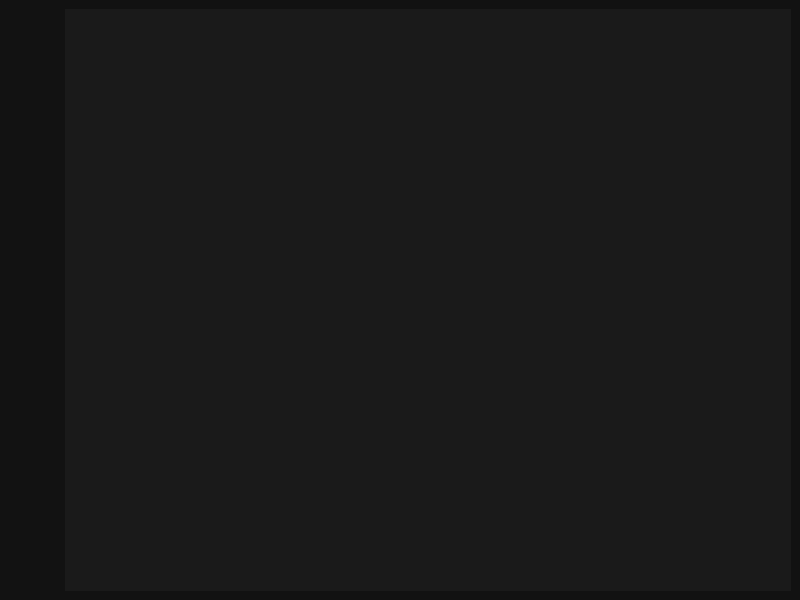
Above: desktop-client/mainwindow.ui from JaymanR/pi-dash before the change. Below: the same form after it.
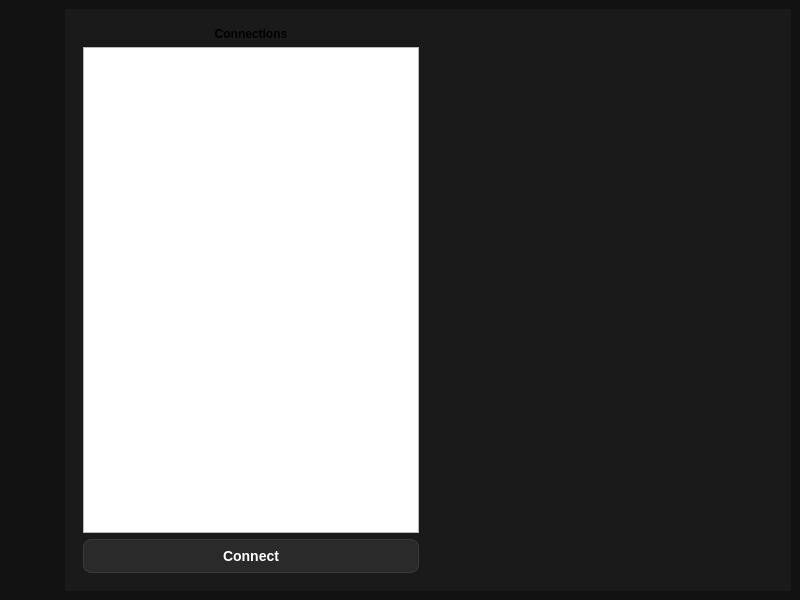
That is the form after the change. The open tabs and pages were chosen to show the change. Icons and pictures are not drawn.

Commit message: add settings page and connections section

```diff
--- a/desktop-client/mainwindow.ui
+++ b/desktop-client/mainwindow.ui
@@ -30,7 +30,35 @@
 QPushButton {
 background-color: transparent;
 border: none;
-}</string>
+}
+
+QPushButton#connectButton {
+    background-color: #2A2A2A;
+    color: white;
+    border-radius: 8px;
+    padding: 8px 16px;
+    font-size: 14px;
+    font-weight: bold;
+    border: 1px solid #3A3A3A;
+    /*transition: background-color 0.3s ease, border-color 0.3s ease;*/
+}
+
+#connectButton:hover {
+    background-color: #3A3A3A;
+    border-color: #4A4A4A;
+}
+
+#connectButton:pressed {
+    background-color: #1A1A1A;
+    border-color: #2A2A2A;
+}
+
+#connectButton:disabled {
+    background-color: #3A3A3A;
+    color: #757575;
+    border-color: #4A4A4A;
+}
+</string>
    </property>
    <layout class="QHBoxLayout" name="horizontalLayout">
     <item>
@@ -82,7 +110,52 @@
        </layout>
       </widget>
       <widget class="QWidget" name="settings">
-       <layout class="QFormLayout" name="formLayout"/>
+       <layout class="QHBoxLayout" name="horizontalLayout_3">
+        <item>
+         <widget class="QWidget" name="connectionContainer" native="true">
+          <layout class="QVBoxLayout" name="verticalLayout_3">
+           <item>
+            <widget class="QLabel" name="connectionTitle">
+             <property name="font">
+              <font>
+               <bold>true</bold>
+              </font>
+             </property>
+             <property name="text">
+              <string>Connections</string>
+             </property>
+             <property name="alignment">
+              <set>Qt::AlignmentFlag::AlignCenter</set>
+             </property>
+            </widget>
+           </item>
+           <item>
+            <widget class="QListWidget" name="deviceList"/>
+           </item>
+           <item>
+            <widget class="QPushButton" name="connectButton">
+             <property name="text">
+              <string>Connect</string>
+             </property>
+            </widget>
+           </item>
+          </layout>
+         </widget>
+        </item>
+        <item>
+         <spacer name="connectionsHSpacer">
+          <property name="orientation">
+           <enum>Qt::Orientation::Horizontal</enum>
+          </property>
+          <property name="sizeHint" stdset="0">
+           <size>
+            <width>40</width>
+            <height>20</height>
+           </size>
+          </property>
+         </spacer>
+        </item>
+       </layout>
       </widget>
      </widget>
     </item>
```
Left out of the diff: 21 changed lines with no effect on the pictures. The commit also changes 3 other files.
